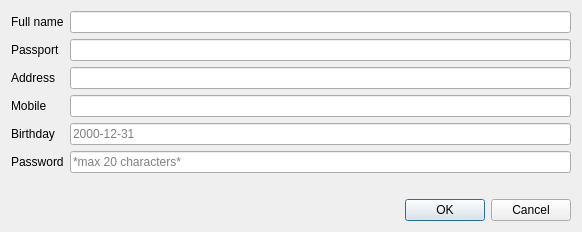
The window that registrationdialog.ui (neshchereto/Library_management) describes before a commit, drawn with Qt 5.
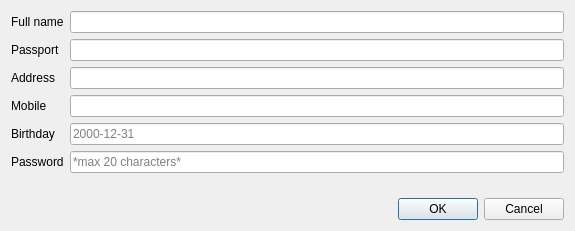
The same window after the commit.

What changed in the file:
```diff
--- a/registrationdialog.ui
+++ b/registrationdialog.ui
@@ -6,10 +6,16 @@
    <rect>
     <x>0</x>
     <y>0</y>
-    <width>582</width>
-    <height>232</height>
+    <width>575</width>
+    <height>231</height>
    </rect>
   </property>
+  <property name="sizePolicy">
+   <sizepolicy hsizetype="Preferred" vsizetype="Preferred">
+    <horstretch>0</horstretch>
+    <verstretch>0</verstretch>
+   </sizepolicy>
+  </property>
   <property name="windowTitle">
    <string>Registration</string>
   </property>
```
